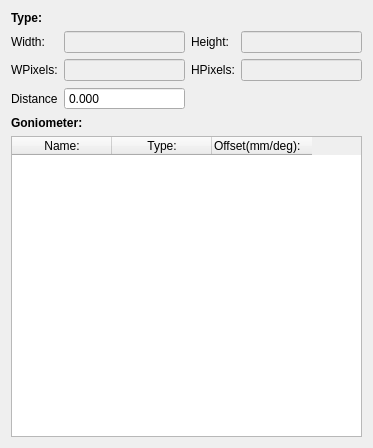
This is apps/nsxqt/ui/DetectorPropertyWidget.ui in k61n/openhkl as Qt 5 draws it before an edit. The edited form follows.
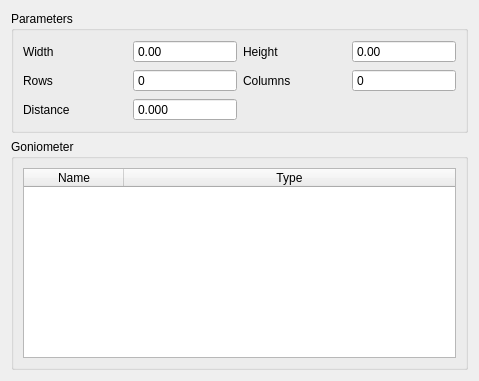
This is the edited form.

Commit message: The Diffractometer shared ptr to the Detctor is now a unique_ptr Cleaned up the swig interface Refctored the DetectorPropertyWidget and SamplepropertyWidget

```diff
--- a/apps/nsxqt/ui/DetectorPropertyWidget.ui
+++ b/apps/nsxqt/ui/DetectorPropertyWidget.ui
@@ -6,82 +6,69 @@
    <rect>
     <x>0</x>
     <y>0</y>
-    <width>373</width>
-    <height>448</height>
+    <width>479</width>
+    <height>381</height>
    </rect>
   </property>
   <property name="windowTitle">
    <string>Form</string>
   </property>
+  <layout class="QVBoxLayout" name="verticalLayout_2">
+   <item>
+    <widget class="QGroupBox" name="groupBox_2">
+     <property name="title">
+      <string>Parameters</string>
+     </property>
   <layout class="QGridLayout" name="gridLayout_2">
    <item row="0" column="0">
-    <widget class="QLabel" name="label_6">
-     <property name="font">
-      <font>
-       <weight>75</weight>
-       <bold>true</bold>
-      </font>
-     </property>
-     <property name="text">
-      <string>Type:</string>
-     </property>
-    </widget>
-   </item>
-   <item row="1" column="0">
     <layout class="QGridLayout" name="gridLayout">
-     <item row="1" column="2">
+        <item row="0" column="2">
+         <widget class="QLabel" name="label_3">
+          <property name="text">
+           <string>Height</string>
+          </property>
+         </widget>
+        </item>
+        <item row="0" column="1">
+         <widget class="QDoubleSpinBox" name="width">
+          <property name="readOnly">
+           <bool>true</bool>
+          </property>
+          <property name="buttonSymbols">
+           <enum>QAbstractSpinBox::NoButtons</enum>
+          </property>
+          <property name="maximum">
+           <double>10000.000000000000000</double>
+          </property>
+         </widget>
+        </item>
+        <item row="1" column="0">
       <widget class="QLabel" name="label_5">
        <property name="text">
-        <string>HPixels:</string>
+           <string>Rows</string>
        </property>
       </widget>
      </item>
      <item row="1" column="1">
-      <widget class="QLineEdit" name="lineEdit_WPixels">
-       <property name="enabled">
-        <bool>false</bool>
-       </property>
-      </widget>
-     </item>
-     <item row="1" column="3">
-      <widget class="QLineEdit" name="lineEdit_HPixels">
-       <property name="enabled">
-        <bool>false</bool>
-       </property>
-      </widget>
-     </item>
-     <item row="0" column="1">
-      <widget class="QLineEdit" name="lineEdit_W">
-       <property name="enabled">
-        <bool>false</bool>
+         <widget class="QSpinBox" name="rows">
+          <property name="readOnly">
+           <bool>true</bool>
+          </property>
+          <property name="buttonSymbols">
+           <enum>QAbstractSpinBox::NoButtons</enum>
        </property>
       </widget>
      </item>
      <item row="0" column="3">
-      <widget class="QLineEdit" name="lineEdit_H">
-       <property name="enabled">
-        <bool>false</bool>
-       </property>
-      </widget>
-     </item>
-     <item row="0" column="2">
-      <widget class="QLabel" name="label_3">
-       <property name="text">
-        <string>Height:</string>
-       </property>
-      </widget>
-     </item>
-     <item row="0" column="0">
-      <widget class="QLabel" name="label_2">
-       <property name="text">
-        <string>Width:</string>
-       </property>
-      </widget>
-     </item>
-     <item row="1" column="0">
-      <widget class="QLabel" name="label_4">
-       <property name="text">
-        <string>WPixels:</string>
+         <widget class="QDoubleSpinBox" name="height">
+          <property name="readOnly">
+           <bool>true</bool>
+          </property>
+          <property name="buttonSymbols">
+           <enum>QAbstractSpinBox::NoButtons</enum>
+          </property>
+          <property name="maximum">
+           <double>10000.000000000000000</double>
        </property>
       </widget>
      </item>
@@ -93,56 +80,74 @@
       </widget>
      </item>
      <item row="2" column="1">
-      <widget class="QDoubleSpinBox" name="doubleSpinBox_Distance">
+         <widget class="QDoubleSpinBox" name="sample_to_detector_distance">
+          <property name="readOnly">
+           <bool>true</bool>
+          </property>
        <property name="buttonSymbols">
         <enum>QAbstractSpinBox::NoButtons</enum>
        </property>
        <property name="decimals">
         <number>3</number>
        </property>
-      </widget>
-     </item>
-    </layout>
-   </item>
-   <item row="3" column="0">
-    <widget class="QLabel" name="label">
-     <property name="font">
-      <font>
-       <weight>75</weight>
-       <bold>true</bold>
-      </font>
-     </property>
+          <property name="minimum">
+           <double>0.000000000000000</double>
+          </property>
+         </widget>
+        </item>
+        <item row="1" column="3">
+         <widget class="QSpinBox" name="columns">
+          <property name="readOnly">
+           <bool>true</bool>
+          </property>
+          <property name="buttonSymbols">
+           <enum>QAbstractSpinBox::NoButtons</enum>
+          </property>
+         </widget>
+        </item>
+        <item row="0" column="0">
+         <widget class="QLabel" name="label_2">
+          <property name="text">
+           <string>Width</string>
+          </property>
+         </widget>
+        </item>
+        <item row="1" column="2">
+         <widget class="QLabel" name="label_4">
      <property name="text">
-      <string>Goniometer:</string>
+           <string>Columns</string>
      </property>
     </widget>
    </item>
-   <item row="4" column="0">
-    <widget class="QTableWidget" name="tableWidget_Detector">
-     <property name="sizePolicy">
-      <sizepolicy hsizetype="Expanding" vsizetype="Expanding">
-       <horstretch>1</horstretch>
-       <verstretch>1</verstretch>
-      </sizepolicy>
+       </layout>
+      </item>
+     </layout>
+    </widget>
+   </item>
+   <item>
+    <widget class="QGroupBox" name="groupBox">
+     <property name="title">
+      <string>Goniometer</string>
      </property>
+     <layout class="QVBoxLayout" name="verticalLayout">
+      <item>
+       <widget class="QTableWidget" name="axes">
+        <attribute name="horizontalHeaderStretchLastSection">
+         <bool>true</bool>
+        </attribute>
      <column>
       <property name="text">
-       <string>Name:</string>
+          <string>Name</string>
       </property>
      </column>
      <column>
       <property name="text">
-       <string>Type:</string>
-      </property>
-     </column>
-     <column>
-      <property name="text">
-       <string>Offset(mm/deg):</string>
-      </property>
-      <property name="textAlignment">
-       <set>AlignJustify|AlignVCenter</set>
-      </property>
-     </column>
+          <string>Type</string>
+         </property>
+        </column>
+       </widget>
+      </item>
+     </layout>
     </widget>
    </item>
   </layout>
```
Lines whose indentation alone changed are shown as unchanged. The commit also changes 19 other files.
